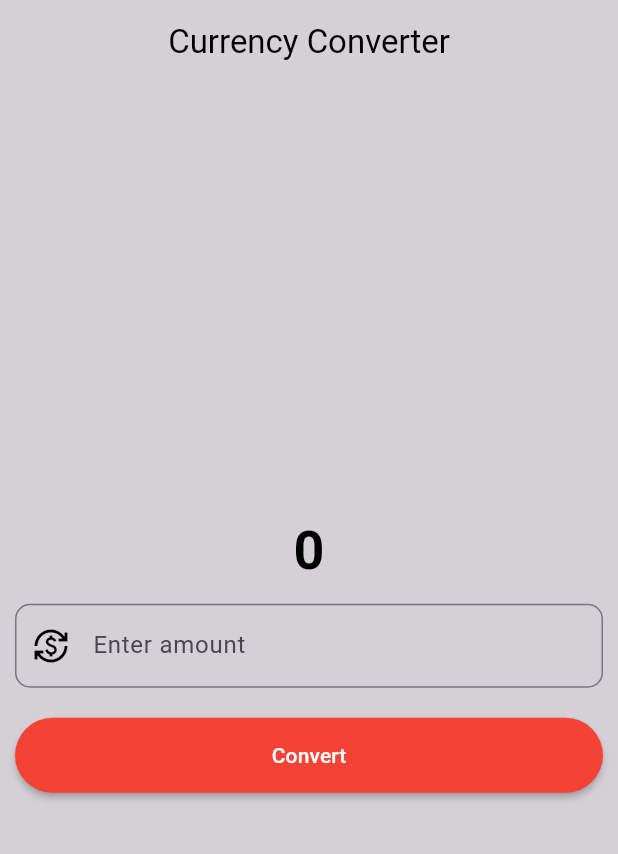
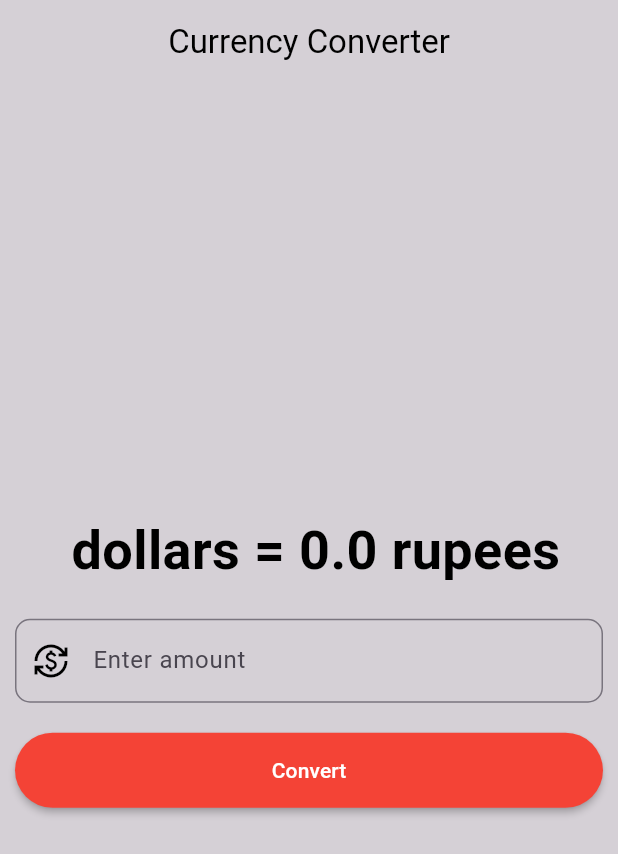
Before and after one commit to SumanKumarChava/Flutter_SampleApp, a Flutter app: the screen it shows after launch, after a tap on "Convert", on a phone screen of 412 x 824 dp. Shown: the top 854 px of the screen. Run offline on Flutter 3.47's test engine with Material 3 defaults, Android fonts, the phone set to English and light mode, and no system bars.

Commit message:
Completed dollars to rupees conversion logic

```diff
--- /dev/null
+++ b/lib/Constants/app_constants.dart
@@ -0,0 +1 @@
+const double dollarConversionValue = 81;
--- a/lib/pages/currency_converter_materialpage.dart
+++ b/lib/pages/currency_converter_materialpage.dart
@@ -1,5 +1,5 @@
-import 'package:flutter/foundation.dart';
 import 'package:flutter/material.dart';
+import 'package:flutter_application1/Constants/app_constants.dart';
 import 'package:flutter_application1/Constants/color_constants.dart';
 
 class CurrencyConverterMaterialpage extends StatefulWidget {
@@ -12,6 +12,8 @@ class CurrencyConverterMaterialpage extends StatefulWidget {
 
 class _CurrencyConverterMaterialpage1State
     extends State<CurrencyConverterMaterialpage> {
+  final TextEditingController _controller = TextEditingController();
+  double result = 0;
   @override
   Widget build(BuildContext context) {
     return Scaffold(
@@ -28,30 +30,33 @@ class _CurrencyConverterMaterialpage1State
             mainAxisAlignment: MainAxisAlignment.center,
             crossAxisAlignment: CrossAxisAlignment.center,
             children: [
-              const Text(
-                "0",
-                textDirection: TextDirection.ltr,
-                style: TextStyle(
-                    color: textColor,
-                    fontSize: 36,
-                    fontWeight: FontWeight.bold),
+              Padding(
+                padding: const EdgeInsets.all(10.0),
+                child: Text(
+                  textAlign: TextAlign.center,
+                  "${_controller.text} dollars = ${result.toString()} rupees",
+                  textDirection: TextDirection.ltr,
+                  style: const TextStyle(
+                      color: textColor,
+                      fontSize: 36,
+                      fontWeight: FontWeight.bold),
+                ),
               ),
-              const Padding(
-                padding: EdgeInsets.all(10.0),
+              Padding(
+                padding: const EdgeInsets.all(10.0),
                 child: TextField(
-                  keyboardType: TextInputType.numberWithOptions(
+                  controller: _controller,
+                  keyboardType: const TextInputType.numberWithOptions(
                       signed: true, decimal: true),
-                  decoration: InputDecoration(
+                  decoration: const InputDecoration(
                     border: OutlineInputBorder(
                       borderRadius: BorderRadius.all(Radius.circular(10)),
                     ),
                     prefixIcon: Icon(Icons.currency_exchange),
                     prefixIconColor: iconColor,
-                    //hintText: "This is hint",
                     labelText: "Enter amount",
-                    //helperText: "This is a help text",
                   ),
-                  style: TextStyle(
+                  style: const TextStyle(
                     color: textColor,
                   ),
                 ),
@@ -66,10 +71,10 @@ class _CurrencyConverterMaterialpage1State
                       elevation: 2,
                     ),
                     onPressed: () => {
-                          if (kDebugMode)
-                            {
-                              debugPrint("Hello"),
-                            }
+                          setState(() {
+                            result = double.parse(_controller.text) *
+                                dollarConversionValue;
+                          }),
                         },
                     child: const Text("Convert")),
               ),
```
